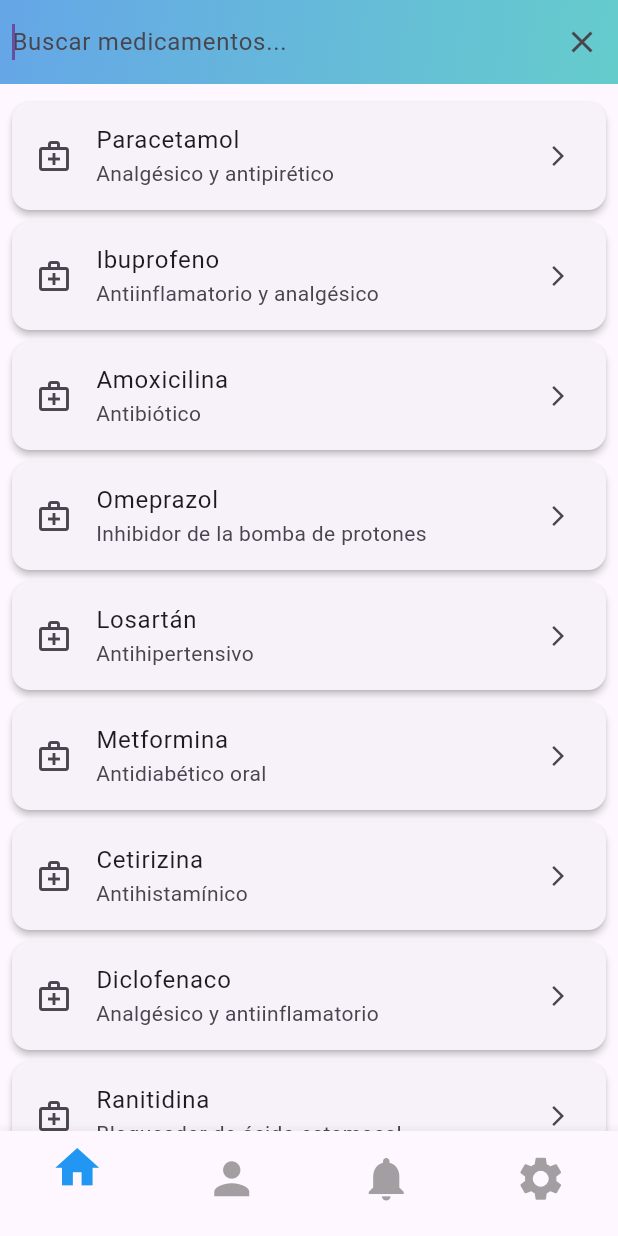
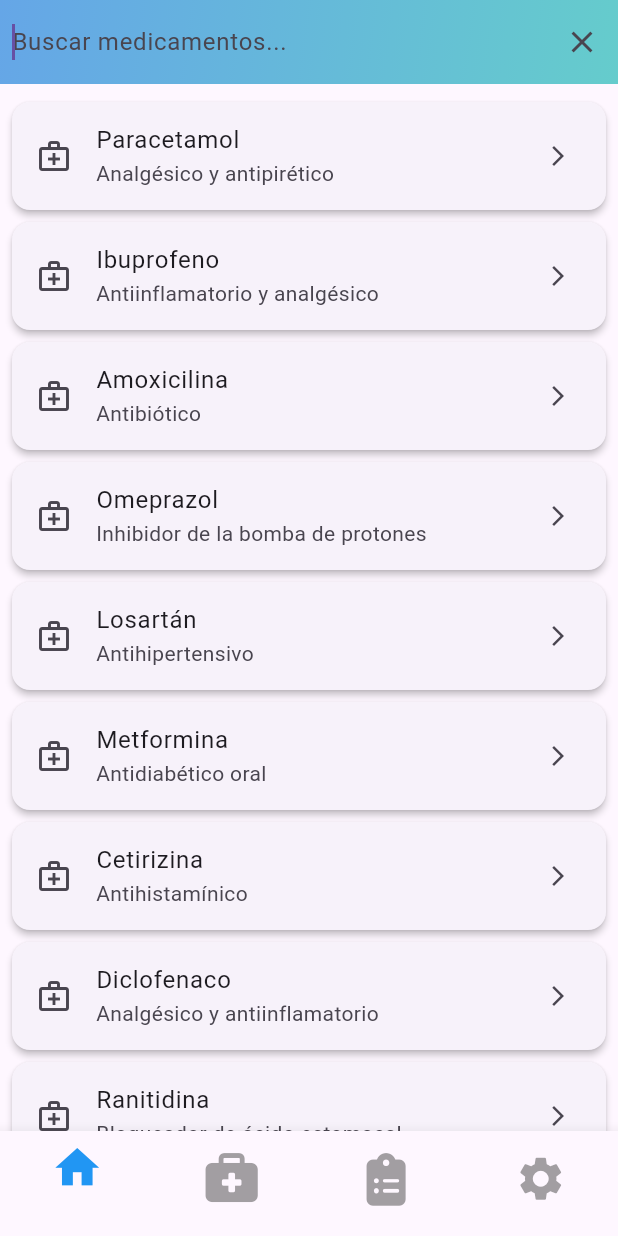
Before and after one commit to UHG27/MediStock_MOVIL, a Flutter app: the BaseScaffold screen opened directly with empty values, after a tap on the "search" icon, on a phone screen of 412 x 824 dp. Run offline on Flutter 3.47's test engine with Material 3 defaults, Android fonts, the light colour scheme and no system bars; our stand-ins replace cloud_firestore, firebase_core, font_awesome_flutter; accounts and stored records are empty.

Commit message:
cambio de iconos

```diff
--- a/lib/base_scaffold.dart
+++ b/lib/base_scaffold.dart
@@ -1,4 +1,5 @@
 import 'package:flutter/material.dart';
+import 'package:font_awesome_flutter/font_awesome_flutter.dart';
 
 class BaseScaffold extends StatefulWidget {
   final Widget body;
@@ -71,12 +72,12 @@ class BaseScaffoldState extends State<BaseScaffold> {
             label: '',
           ),
           BottomNavigationBarItem(
-            icon: Icon(Icons.person, size: 35),
-            label: 'Perfil',
+            icon: Icon(FontAwesomeIcons.briefcaseMedical, size: 35),
+            label: 'Medicamentos',
           ),
           BottomNavigationBarItem(
-            icon: Icon(Icons.notifications, size: 35),
-            label: 'Notificaciones',
+            icon: Icon(FontAwesomeIcons.clipboardList, size: 35),
+            label: 'Lista de ventas',
           ),
           BottomNavigationBarItem(
             icon: Icon(Icons.settings, size: 35),
--- a/pubspec.yaml
+++ b/pubspec.yaml
@@ -11,6 +11,7 @@ dependencies:
     sdk: flutter
   firebase_core: ^3.8.0
   cloud_firestore: ^5.5.0
+  font_awesome_flutter: ^10.3.0
 
 dev_dependencies:
   flutter_test:
```
Also changed, not shown: pubspec.lock.
